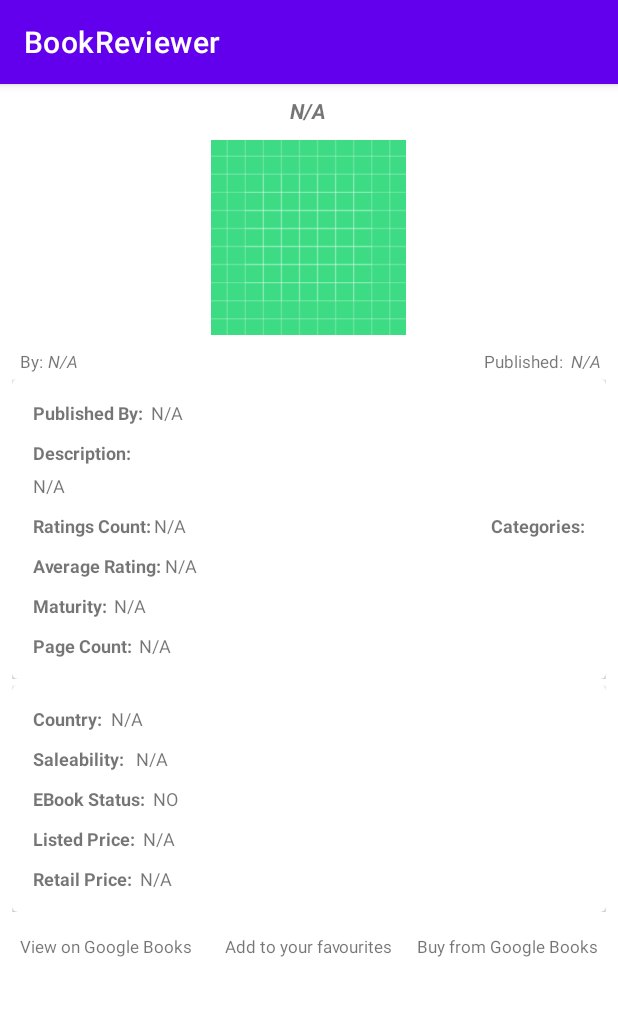
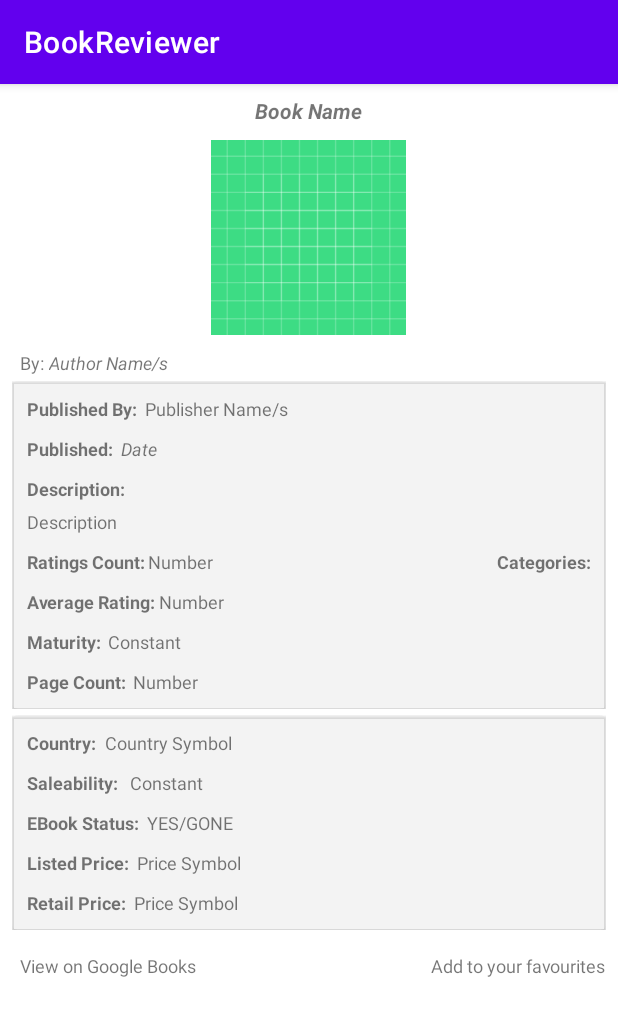
Before and after one commit to ahmedferkous/BookReviewer, an Android app: the BookActivity screen opened directly, with no data from a screen before it, on a phone screen of 412 x 824 dp. Shown: the top 1016 px of the screen. Run offline under Robolectric (Android 15) with nearby library versions, the phone set to English and light mode, and no system bars.

Commit message:
Updated all activities

```diff
--- a/app/src/main/java/com/example/bookreviewer/Activities/BookActivity.java
+++ b/app/src/main/java/com/example/bookreviewer/Activities/BookActivity.java
@@ -27,9 +27,9 @@ import static com.example.bookreviewer.Activities.WebsiteActivity.LINK;
 
 public class BookActivity extends AppCompatActivity {
     public static final String BOOK_KEY = "book_key";
-    private TextView txtBookName, txtDecBy, txtAuthorNames, txtPubDate, txtPubBy, txtPublisher, txtDesc, txtRatingsCount, txtAverageRating, txtAuthorBy, txtEbookBy, txtRetailPriceBy, txtListedPriceBy, txtMaturityRating, txtPageCount, txtCountryName, txtSaleability, txtListedPrice, txtEbookStatus, txtRetailPrice, txtViewOnGoogleBooks, txtAddToFavourites, txtBuyFromBooks;
+    private TextView txtBookName, txtDecBy, txtAuthorNames, txtPubDate, txtPubBy, txtPublisher, txtDesc, txtRatingsCount, txtAverageRating, txtAuthorBy, txtEbookBy, txtRetailPriceBy, txtListedPriceBy, txtMaturityRating, txtPageCount, txtCountryName, txtSaleability, txtListedPrice, txtEbookStatus, txtRetailPrice, txtViewOnGoogleBooks, txtAddToFavourites;
     private LinearLayout pubNameLinLayout, ratingsLinLayout, averageRatingLinLayout, maturityRatingLinLayout, pageCountLinLayout;
-    private RelativeLayout categoriesRelLayout, countryRelLayout, saleabilityRelLayout;
+    private RelativeLayout categoriesRelLayout, countryRelLayout, saleabilityRelLayout, pubDateRelLayout;
     private RecyclerView categories;
     private ImageView bookImageView;
     private Gson gson = new Gson();
@@ -70,28 +70,6 @@ public class BookActivity extends AppCompatActivity {
                         builder.create().show();
                     }
                 });
-                txtBuyFromBooks.setOnClickListener(new View.OnClickListener() {
-                    @Override
-                    public void onClick(View v) {
-                        AlertDialog.Builder builder = new AlertDialog.Builder(BookActivity.this)
-                                .setTitle("Navigating...")
-                                .setMessage("Buy this book from Google Books?")
-                                .setNegativeButton("No", null)
-                                .setPositiveButton("Yes", new DialogInterface.OnClickListener() {
-                                    @Override
-                                    public void onClick(DialogInterface dialog, int which) {
-                                        String url = inboundBook.getSaleInfo().getBuyLink();
-                                        if (url != null) {
-                                            Intent websiteIntent = new Intent(BookActivity.this, WebsiteActivity.class);
-                                            websiteIntent.putExtra(LINK, url);
-                                            startActivity(websiteIntent);
-                                        }
-                                    }
-                                });
-                        builder.create().show();
-                    }
-                });
-
                 txtAddToFavourites.setOnClickListener(new View.OnClickListener() {
                     @Override
                     public void onClick(View v) {
@@ -126,7 +104,6 @@ public class BookActivity extends AppCompatActivity {
         txtRetailPrice = findViewById(R.id.txtRetailPrice);
         txtViewOnGoogleBooks = findViewById(R.id.txtViewOnGoogleBooks);
         txtAddToFavourites = findViewById(R.id.txtAddToFavourites);
-        txtBuyFromBooks = findViewById(R.id.txtBuyFromBooks);
         categories = findViewById(R.id.categoriesRecView);
         bookImageView = findViewById(R.id.bookImageView);
         pubNameLinLayout = findViewById(R.id.pubNameLinLayout);
@@ -137,11 +114,11 @@ public class BookActivity extends AppCompatActivity {
         categoriesRelLayout = findViewById(R.id.categoriesRelLayout);
         countryRelLayout = findViewById(R.id.countryRelLayout);
         saleabilityRelLayout = findViewById(R.id.saleabilityRelLayout);
+        pubDateRelLayout = findViewById(R.id.pubDateRelLayout);
     }
 
     private void setData(VolumeModel.Items book) {
-        // TODO: 14/05/2021 Load image
-        //txtBookName.setText(book.getVolumeInfo().getTitle());
+        // TODO: 14/05/2021 Load image here
 
         if (book.getVolumeInfo().getTitle() != null) {
             txtBookName.setText(book.getVolumeInfo().getTitle());
@@ -163,8 +140,7 @@ public class BookActivity extends AppCompatActivity {
         if (book.getVolumeInfo().getPublishedDate() != null) {
             txtPubDate.setText(book.getVolumeInfo().getPublishedDate());
         } else {
-            txtPubDate.setVisibility(View.GONE);
-            txtPubBy.setVisibility(View.GONE);
+            pubDateRelLayout.setVisibility(View.GONE);
         }
 
         if (book.getVolumeInfo().getPublisher() != null) {
--- a/app/src/main/java/com/example/bookreviewer/Activities/MainActivity.java
+++ b/app/src/main/java/com/example/bookreviewer/Activities/MainActivity.java
@@ -24,6 +24,7 @@ import retrofit2.Response;
 import retrofit2.Retrofit;
 import retrofit2.converter.gson.GsonConverterFactory;
 
+// TODO: 15/05/2021 Change main activity to do something else other than this placeholder class
 public class MainActivity extends AppCompatActivity {
     private Button btnGetData;
     private TextView txtView;
@@ -72,7 +73,7 @@ public class MainActivity extends AppCompatActivity {
 
         @Override
         protected Void doInBackground(Void... values) {
-            Call<VolumeModel> call = endPoint.getVolumes("flowers inauthor:keyes");
+            Call<VolumeModel> call = endPoint.getVolumes("flowers inauthor:keyes", null, 0);
 
             call.enqueue(new Callback<VolumeModel>() {
                 @Override
--- a/app/src/main/java/com/example/bookreviewer/Activities/SearchActivity.java
+++ b/app/src/main/java/com/example/bookreviewer/Activities/SearchActivity.java
@@ -95,7 +95,8 @@ public class SearchActivity extends AppCompatActivity {
 
         @Override
         protected Void doInBackground(String... strings) {
-            Call<VolumeModel> call = endPoint.getVolumes(strings[0]);
+            // TODO: 15/05/2021 Allow user to optimize amount of results, next page of volumes etc as well as other stuff
+            Call<VolumeModel> call = endPoint.getVolumes(strings[0], "15", 16); // 16 is the next 'page'
             call.enqueue(new Callback<VolumeModel>() {
                 @Override
                 public void onResponse(Call<VolumeModel> call, Response<VolumeModel> response) {
--- a/app/src/main/java/com/example/bookreviewer/Adapters/BooksAdapter.java
+++ b/app/src/main/java/com/example/bookreviewer/Adapters/BooksAdapter.java
@@ -51,7 +51,7 @@ public class BooksAdapter extends RecyclerView.Adapter<BooksAdapter.ViewHolder>
 
         holder.txtBookName.setText(boundedBook.getVolumeInfo().getTitle());
 
-        // TODO: 14/05/2021 Fix image loading issue
+        // TODO: 14/05/2021 Fix image loading issue in adapter
         /*
         String imageUrl = boundedBook.getVolumeInfo().getImageLinks().getThumbnail();
 
--- a/app/src/main/java/com/example/bookreviewer/DataFiles/BookEndPoint.java
+++ b/app/src/main/java/com/example/bookreviewer/DataFiles/BookEndPoint.java
@@ -6,7 +6,8 @@ import retrofit2.Call;
 import retrofit2.http.GET;
 import retrofit2.http.Query;
 
+// TODO: 15/05/2021 optimize endpoints in a fashion that fits what the user wants to do (i.e see next page of results, using keywords like inauthor: do stuff, etc)
 public interface BookEndPoint {
     @GET("/books/v1/volumes")
-    Call<VolumeModel> getVolumes(@Query("q") String keyword);
+    Call<VolumeModel> getVolumes(@Query("q") String keyword, @Query("maxResults") String maxResults, @Query("startIndex") int startIndex);
 }
--- a/app/src/main/res/layout/book_layout.xml
+++ b/app/src/main/res/layout/book_layout.xml
@@ -25,7 +25,7 @@
                     android:layout_width="wrap_content"
                     android:layout_height="wrap_content"
                     android:layout_centerHorizontal="true"
-                    android:text="N/A"
+                    android:text="Book Name"
                     android:textSize="14sp"
                     android:textStyle="italic|bold" />
 
@@ -39,12 +39,17 @@
                     android:src="@drawable/ic_launcher_background" />
             </RelativeLayout>
 
-            <RelativeLayout
-                android:id="@+id/authPubLinLayout"
-                android:layout_width="match_parent"
+            <HorizontalScrollView
+                android:layout_width="wrap_content"
                 android:layout_height="wrap_content"
+                android:id="@+id/authorPublishedDateHorizontalScrollView"
                 android:layout_below="@id/bookImageTextRelLayout"
                 android:layout_marginTop="10dp">
+
+                <RelativeLayout
+                    android:id="@+id/authLinLayout"
+                    android:layout_width="wrap_content"
+                    android:layout_height="wrap_content">
 
                     <TextView
                         android:id="@+id/txtAuthorBy"
@@ -52,7 +57,7 @@
                         android:layout_height="wrap_content"
                         android:layout_marginStart="5dp"
                         android:text="By:"
-                    android:textSize="11sp" />
+                        android:textSize="12sp" />
 
                     <TextView
                         android:id="@+id/txtAuthorNames"
@@ -60,36 +65,19 @@
                         android:layout_height="wrap_content"
                         android:layout_marginLeft="3dp"
                         android:layout_toRightOf="@id/txtAuthorBy"
-                    android:text="N/A"
-                    android:textSize="11sp"
-                    android:textStyle="italic" />
-
-                <TextView
-                    android:id="@+id/txtPubBy"
-                    android:layout_width="wrap_content"
-                    android:layout_height="wrap_content"
-                    android:layout_marginRight="5dp"
-                    android:layout_toLeftOf="@+id/txtPubDate"
-                    android:text="Published:"
-                    android:textSize="11sp" />
-
-                <TextView
-                    android:id="@+id/txtPubDate"
-                    android:layout_width="wrap_content"
-                    android:layout_height="wrap_content"
-                    android:layout_alignParentEnd="true"
-                    android:layout_marginEnd="3dp"
-                    android:text="N/A"
-                    android:textSize="11sp"
+                        android:text="Author Name/s"
+                        android:textSize="12sp"
                         android:textStyle="italic" />
 
                 </RelativeLayout>
+
+            </HorizontalScrollView>
 
             <RelativeLayout
                 android:id="@+id/mainRelLayout"
                 android:layout_width="match_parent"
                 android:layout_height="wrap_content"
-                android:layout_below="@id/authPubLinLayout">
+                android:layout_below="@id/authorPublishedDateHorizontalScrollView">
 
                 <RelativeLayout
                     android:id="@+id/volumeRelLayout"
@@ -102,12 +90,13 @@
                         android:layout_width="match_parent"
                         android:layout_height="wrap_content"
                         android:elevation="20dp"
-                        android:outlineProvider="paddedBounds">
+                        android:outlineProvider="paddedBounds"
+                        android:backgroundTint="#6DE3E2E2">
 
                         <RelativeLayout
                             android:layout_width="wrap_content"
                             android:layout_height="wrap_content"
-                            android:layout_margin="14dp"
+                            android:layout_margin="10dp"
                             android:layout_marginBottom="20dp">
 
                             <LinearLayout
@@ -128,16 +117,43 @@
                                     android:layout_width="wrap_content"
                                     android:layout_height="wrap_content"
                                     android:layout_marginLeft="5dp"
-                                    android:text="N/A"
+                                    android:text="Publisher Name/s"
                                     android:textSize="12sp" />
 
                             </LinearLayout>
+
+                            <RelativeLayout
+                                android:layout_width="wrap_content"
+                                android:layout_height="wrap_content"
+                                android:id="@+id/pubDateRelLayout"
+                                android:layout_below="@id/pubNameLinLayout"
+                                android:layout_marginTop="10dp">
+
+                                <TextView
+                                    android:id="@+id/txtPubBy"
+                                    android:layout_width="wrap_content"
+                                    android:layout_height="wrap_content"
+                                    android:text="Published:"
+                                    android:textStyle="bold"
+                                    android:textSize="12sp"/>
+
+                                <TextView
+                                    android:id="@+id/txtPubDate"
+                                    android:layout_width="wrap_content"
+                                    android:layout_height="wrap_content"
+                                    android:layout_toRightOf="@id/txtPubBy"
+                                    android:layout_marginLeft="5dp"
+                                    android:text="Date"
+                                    android:textSize="12sp"
+                                    android:textStyle="italic" />
+
+                            </RelativeLayout>
 
                             <TextView
                                 android:id="@+id/txtDecBy"
                                 android:layout_width="wrap_content"
                                 android:layout_height="wrap_content"
-                                android:layout_below="@id/pubNameLinLayout"
+                                android:layout_below="@id/pubDateRelLayout"
                                 android:layout_marginTop="10dp"
                                 android:text="Description:"
                                 android:textSize="12sp"
@@ -149,7 +165,7 @@
                                 android:layout_height="wrap_content"
                                 android:layout_below="@id/txtDecBy"
                                 android:layout_marginTop="5dp"
-                                android:text="N/A"
+                                android:text="Description"
                                 android:textSize="12sp"/>
 
                             <LinearLayout
@@ -171,7 +187,7 @@
                                     android:layout_width="wrap_content"
                                     android:layout_height="wrap_content"
                                     android:layout_marginLeft="2dp"
-                                    android:text="N/A"
+                                    android:text="Number"
                                     android:textSize="12sp" />
 
                             </LinearLayout>
@@ -195,7 +211,7 @@
                                     android:layout_width="wrap_content"
                                     android:layout_height="wrap_content"
                                     android:layout_marginLeft="2dp"
-                                    android:text="N/A"
+                                    android:text="Number"
                                     android:textSize="12sp" />
 
                             </LinearLayout>
@@ -219,7 +235,7 @@
                                     android:layout_width="wrap_content"
                                     android:layout_height="wrap_content"
                                     android:layout_marginLeft="2dp"
-                                    android:text="N/A"
+                                    android:text="Constant"
                                     android:textSize="12sp" />
 
                             </LinearLayout>
@@ -243,7 +259,7 @@
                                     android:layout_width="wrap_content"
                                     android:layout_height="wrap_content"
                                     android:layout_marginLeft="2dp"
-                                    android:text="N/A"
+                                    android:text="Number"
                                     android:textSize="12sp" />
 
                             </LinearLayout>
@@ -290,13 +306,14 @@
                         android:layout_width="match_parent"
                         android:layout_height="wrap_content"
                         android:elevation="20dp"
-                        android:outlineProvider="paddedBounds">
+                        android:outlineProvider="paddedBounds"
+                        android:backgroundTint="#6DE3E2E2">
 
                         <RelativeLayout
                             android:layout_width="wrap_content"
                             android:layout_height="wrap_content"
                             android:id="@+id/countryRelLayout"
-                            android:layout_margin="14dp"
+                            android:layout_margin="10dp"
                             android:layout_marginBottom="20dp">
 
                             <RelativeLayout
@@ -318,7 +335,7 @@
                                     android:layout_height="wrap_content"
                                     android:layout_marginLeft="5dp"
                                     android:layout_toRightOf="@id/txtCountryBy"
-                                    android:text="N/A"
+                                    android:text="Country Symbol"
                                     android:textSize="12sp" />
 
                             </RelativeLayout>
@@ -344,7 +361,7 @@
                                     android:layout_height="wrap_content"
                                     android:layout_marginLeft="5dp"
                                     android:layout_toRightOf="@id/txtSaleBy"
-                                    android:text="N/A"
+                                    android:text="Constant"
                                     android:textSize="12sp" />
 
                             </RelativeLayout>
@@ -370,7 +387,7 @@
                                     android:layout_height="wrap_content"
                                     android:layout_marginLeft="5dp"
                                     android:layout_toRightOf="@id/txtEbookBy"
-                                    android:text="NO"
+                                    android:text="YES/GONE"
                                     android:textSize="12sp" />
 
                             </RelativeLayout>
@@ -396,7 +413,7 @@
                                     android:layout_height="wrap_content"
                                     android:layout_marginLeft="5dp"
                                     android:layout_toRightOf="@id/txtListedPriceBy"
-                                    android:text="N/A"
+                                    android:text="Price Symbol"
                                     android:textSize="12sp" />
 
                             </RelativeLayout>
@@ -422,7 +439,7 @@
                                     android:layout_height="wrap_content"
                                     android:layout_marginLeft="5dp"
                                     android:layout_toRightOf="@id/txtRetailPriceBy"
-                                    android:text="N/A"
+                                    android:text="Price Symbol"
                                     android:textSize="12sp" />
 
                             </RelativeLayout>
@@ -448,24 +465,15 @@
                     android:layout_height="wrap_content"
                     android:layout_marginStart="5dp"
                     android:text="View on Google Books"
-                    android:textSize="11sp" />
+                    android:textSize="12sp" />
 
                 <TextView
                     android:id="@+id/txtAddToFavourites"
                     android:layout_width="wrap_content"
                     android:layout_height="wrap_content"
-                    android:layout_centerInParent="true"
+                    android:layout_alignParentEnd="true"
                     android:text="Add to your favourites"
-                    android:textSize="11sp" />
-
-                <TextView
-                    android:id="@+id/txtBuyFromBooks"
-                    android:layout_width="wrap_content"
-                    android:layout_height="wrap_content"
-                    android:layout_alignParentEnd="true"
-                    android:layout_marginEnd="5dp"
-                    android:text="Buy from Google Books"
-                    android:textSize="11sp" />
+                    android:textSize="12sp" />
 
             </RelativeLayout>
 
```
Lines whose indentation alone changed are shown as unchanged.
